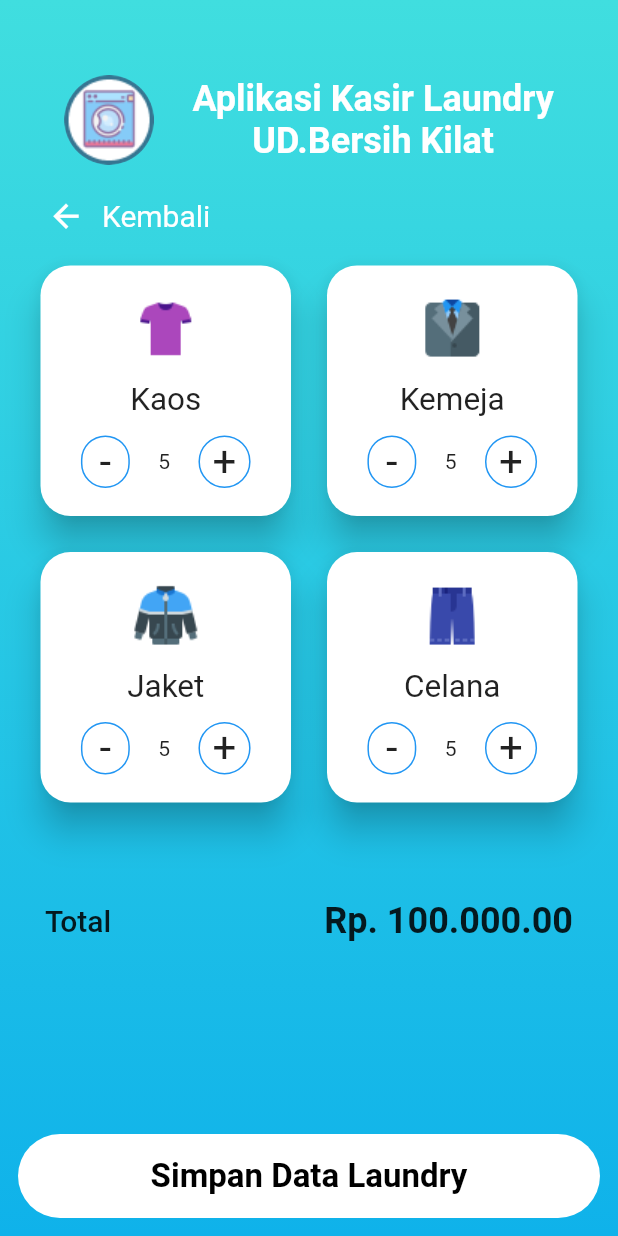
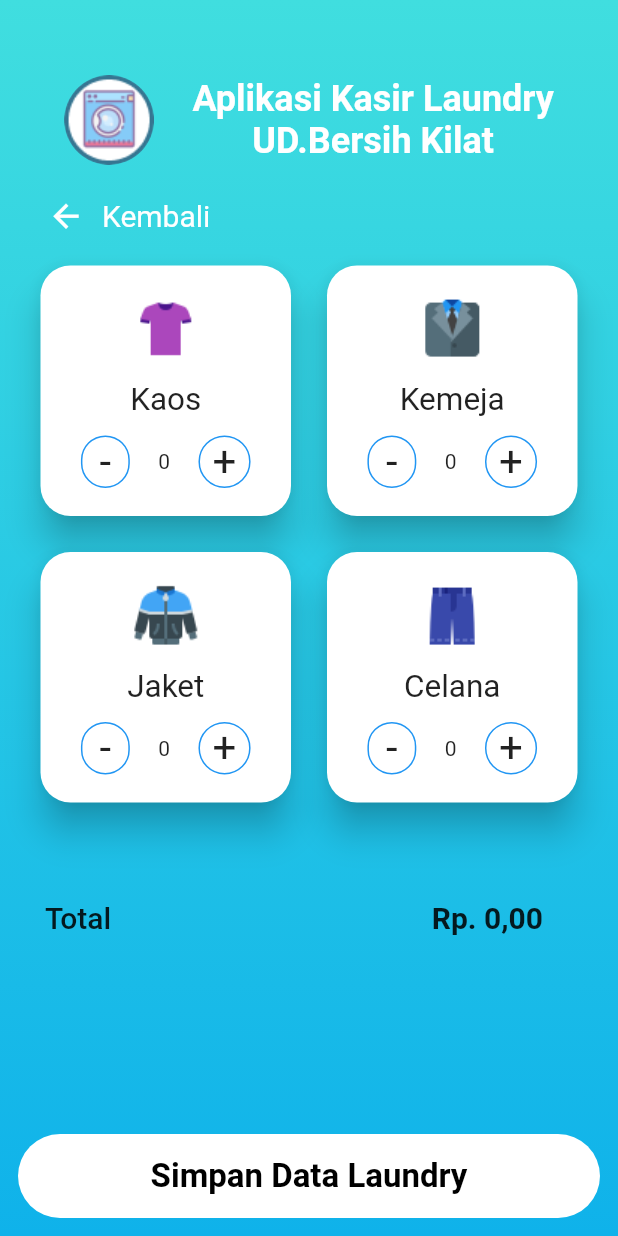
Before and after one commit to choirulanwarr/Laundry-App-Kasir, a Flutter app: the Premium screen opened by its route, on a phone screen of 412 x 824 dp. Run offline on Flutter 3.47's test engine with Material 2 defaults, Android fonts, the phone set to English and light mode, and no system bars; our stand-ins replace flutter_money_formatter.

Commit message:
new progress

```diff
--- a/lib/premium.dart
+++ b/lib/premium.dart
@@ -1,6 +1,56 @@
 import 'package:flutter/material.dart';
+import 'package:flutter_money_formatter/flutter_money_formatter.dart';
 
-class Premium extends StatelessWidget {
+class Premium extends StatefulWidget {
+  @override
+  _PremiumState createState() => _PremiumState();
+}
+
+class _PremiumState extends State<Premium> {
+  int _qty_1 = 0;
+  int _qty_2 = 0;
+  int _qty_3 = 0;
+  int _qty_4 = 0;
+  int _total_bayar = 0;
+
+  void add(String item) {
+    setState(() {
+      if (item == "Kaos") {
+        _qty_1++;
+      } else if (item == "Kemeja") {
+        _qty_2++;
+      } else if (item == "Jaket") {
+        _qty_3++;
+      } else if (item == "Celana") {
+        _qty_4++;
+      }
+    });
+  }
+
+  void remove(String item) {
+    setState(() {
+      if (item == "Kaos") {
+        _qty_1--;
+      } else if (item == "Kemeja") {
+        _qty_2--;
+      } else if (item == "Jaket") {
+        _qty_3--;
+      } else if (item == "Celana") {
+        _qty_4--;
+      }
+    });
+  }
+
+  void total() {
+    setState(() {
+      _total_bayar =
+          (_qty_1 * 2000) + (_qty_2 * 2000) + (_qty_3 * 2000) + (_qty_4 * 2000);
+      print(_total_bayar);
+    });
+  }
+
+  FlutterMoneyFormatter fmf = FlutterMoneyFormatter(amount: 00);
+
   @override
   Widget build(BuildContext context) {
     return Scaffold(
@@ -81,19 +131,21 @@ class Premium extends StatelessWidget {
                 child: GridView.count(
                   crossAxisCount: 2,
                   children: <Widget>[
-                    _customCard(imageUrl: "kaos.png", item: "Kaos", count: 5),
                     _customCard(
-                        imageUrl: "kemeja.png", item: "Kemeja", count: 5),
-                    _customCard(imageUrl: "jaket.png", item: "Jaket", count: 5),
+                        imageUrl: "kaos.png", item: "Kaos", count: _qty_1),
                     _customCard(
-                        imageUrl: "celana.png", item: "Celana", count: 5),
+                        imageUrl: "kemeja.png", item: "Kemeja", count: _qty_2),
+                    _customCard(
+                        imageUrl: "jaket.png", item: "Jaket", count: _qty_3),
+                    _customCard(
+                        imageUrl: "celana.png", item: "Celana", count: _qty_4),
                   ],
                 ),
               )),
           Positioned(
             left: 30,
             top: 600,
-            right: 30,
+            right: 50,
             height: null,
             width: null,
             child: Column(
@@ -108,11 +160,7 @@ class Premium extends StatelessWidget {
                       style:
                           TextStyle(fontSize: 20, fontWeight: FontWeight.w500),
                     ),
-                    Text(
-                      "Rp. 100.000.00",
-                      style:
-                          TextStyle(fontSize: 24, fontWeight: FontWeight.bold),
-                    ),
+                    _totalText(_total_bayar),
                   ],
                 )
               ],
@@ -171,7 +219,12 @@ class Premium extends StatelessWidget {
                     crossAxisAlignment: CrossAxisAlignment.center,
                     mainAxisAlignment: MainAxisAlignment.spaceEvenly,
                     children: <Widget>[
-                      Container(
+                      InkWell(
+                        onTap: () {
+                          remove(item);
+                          total();
+                        },
+                        child: Container(
                           decoration: BoxDecoration(
                               border: Border.all(color: Colors.blue),
                               borderRadius: BorderRadius.circular(100),
@@ -181,8 +234,14 @@ class Premium extends StatelessWidget {
                             style: TextStyle(fontSize: 28, letterSpacing: 3),
                           ),
                         ),
-                      Text("$count"),
-                      Container(
+                      ),
+                      _quantityText(count),
+                      InkWell(
+                        onTap: () {
+                          add(item);
+                          total();
+                        },
+                        child: Container(
                           decoration: BoxDecoration(
                               border: Border.all(color: Colors.blue),
                               borderRadius: BorderRadius.circular(100),
@@ -190,6 +249,7 @@ class Premium extends StatelessWidget {
                           child: Text(
                             " + ",
                             style: TextStyle(fontSize: 28, letterSpacing: 1),
+                          ),
                         ),
                       ),
                     ],
@@ -201,3 +261,16 @@ class Premium extends StatelessWidget {
         ));
   }
 }
+
+Widget _quantityText(int i) {
+  return Container(
+    child: Text(i.toString()),
+  );
+}
+
+Widget _totalText(int i) {
+  return Container(
+    child: Text("Rp. " + i.toString() + ",00",
+        style: TextStyle(fontSize: 20, fontWeight: FontWeight.bold)),
+  );
+}
--- a/pubspec.yaml
+++ b/pubspec.yaml
@@ -28,6 +28,7 @@ dependencies:
   # The following adds the Cupertino Icons font to your application.
   # Use with the CupertinoIcons class for iOS style icons.
   cupertino_icons: ^0.1.3
+  flutter_money_formatter: ^0.8.3
 
 dev_dependencies:
   flutter_test:
```
Also changed, not shown: pubspec.lock. Lines whose indentation alone changed are shown as unchanged.
